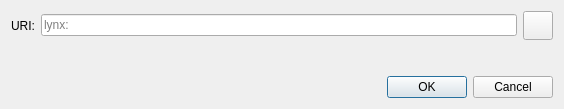
Before: the Qt Designer form src/qt/forms/openuridialog.ui in getlynx/Lynx, drawn with Qt 5.
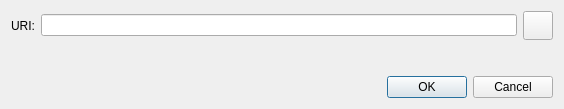
After: the same form once the commit is applied. Icons and pictures are not drawn. Custom widgets are drawn as their Qt base class.

The edit to the form file:
```diff
--- a/src/qt/forms/openuridialog.ui
+++ b/src/qt/forms/openuridialog.ui
@@ -25,9 +25,6 @@
      </item>
      <item>
       <widget class="QValidatedLineEdit" name="uriEdit">
-       <property name="placeholderText">
-        <string notr="true">lynx:</string>
-       </property>
       </widget>
      </item>
      <item>
```
Left out of the diff: 2 changed lines with no effect on the pictures.
